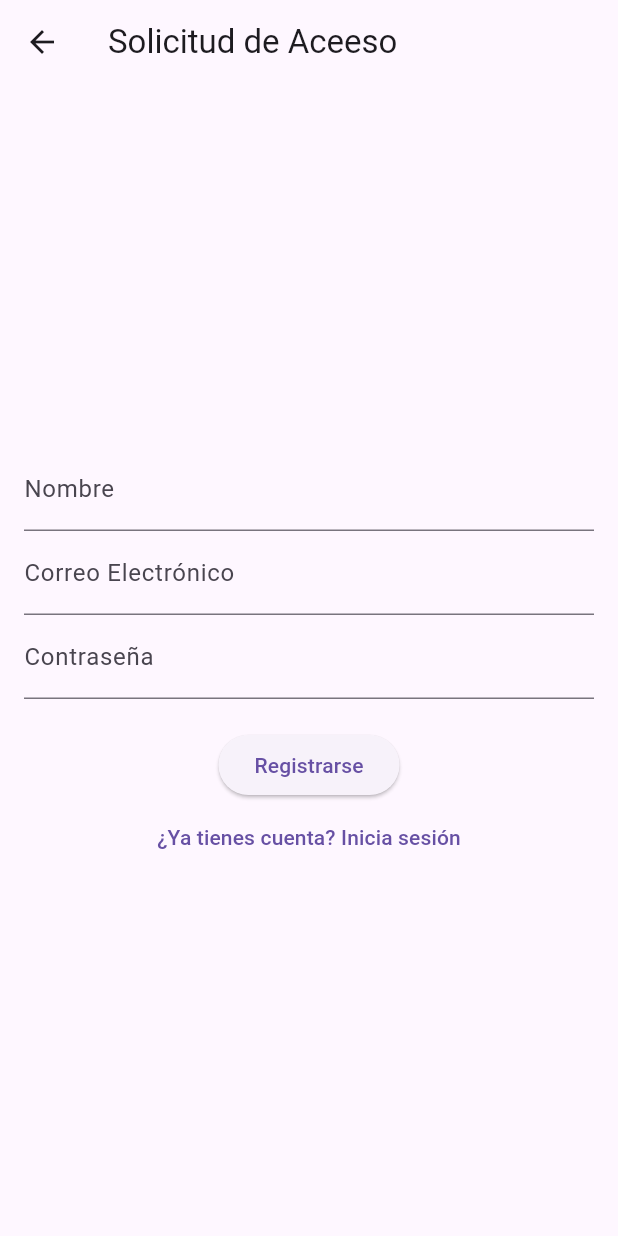
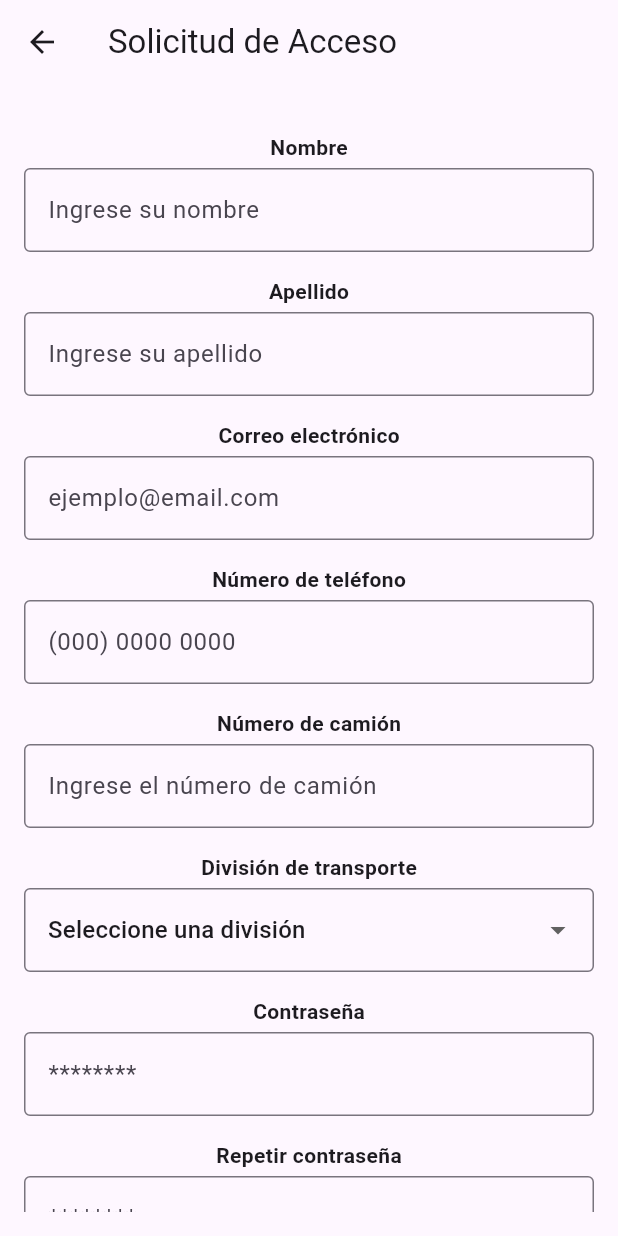
Before and after one commit to juniorsQ/florida_sand_gravel, a Flutter app: the RegisterScreen screen opened by its route, on a phone screen of 412 x 824 dp. Run offline on Flutter 3.47's test engine with Material 3 defaults, Android fonts, the light colour scheme and no system bars; our stand-ins replace bloc, dio, equatable, flutter_bloc.

Commit message:
register backend logic ok

```diff
--- a/lib/app.dart
+++ b/lib/app.dart
@@ -1,4 +1,5 @@
 import 'package:florida_sand_gravel/features/auth/data/repositories/register_repository.dart';
+import 'package:florida_sand_gravel/features/auth/presentation/screens/terms/terms_conditions.dart';
 import 'package:flutter/material.dart';
 import 'package:flutter_bloc/flutter_bloc.dart';
 import 'package:florida_sand_gravel/features/auth/presentation/screens/login_screen.dart';
@@ -31,6 +32,7 @@ class MyApp extends StatelessWidget {
         routes: {
           '/login': (context) => const LoginScreen(),
           '/register': (context) => const RegisterScreen(),
+          '/terms': (context) => TermsConditionsScreen(),
         },
       ),
     );
--- a/lib/features/auth/presentation/cubits/register/register_state.dart
+++ b/lib/features/auth/presentation/cubits/register/register_state.dart
@@ -1,19 +1,28 @@
-abstract class RegisterState {}
+import 'package:equatable/equatable.dart';
 
-class RegisterInitial extends RegisterState {
-    @override
+abstract class RegisterState extends Equatable {
+  @override
   List<Object?> get props => [];
 }
+
+class RegisterInitial extends RegisterState {}
 
 class RegisterLoading extends RegisterState {}
 
 class RegisterSuccess extends RegisterState {
+  final String message; // Opcional: Puedes agregar datos del usuario registrado
+
+  RegisterSuccess({this.message = "Registro exitoso"});
+
   @override
-  List<Object?> get props => [];
-  // Puedes agregar propiedades si es necesario
+  List<Object?> get props => [message];
 }
 
 class RegisterFailure extends RegisterState {
   final String error;
+
   RegisterFailure({required this.error});
+
+  @override
+  List<Object?> get props => [error];
 }
--- a/lib/features/auth/presentation/screens/register_screen.dart
+++ b/lib/features/auth/presentation/screens/register_screen.dart
@@ -1,36 +1,43 @@
-//import 'package:flutter/material.dart';
-import 'package:flutter/cupertino.dart';
+import 'package:florida_sand_gravel/features/auth/presentation/cubits/register/register_cubit.dart';
+import 'package:florida_sand_gravel/features/auth/presentation/cubits/register/register_state.dart';
 import 'package:flutter/material.dart';
 import 'package:flutter_bloc/flutter_bloc.dart';
-import 'package:florida_sand_gravel/features/auth/presentation/cubits/register/register_cubit.dart';
-import 'package:florida_sand_gravel/features/auth/presentation/cubits/register/register_state.dart';
+
 
 class RegisterScreen extends StatefulWidget {
   const RegisterScreen({super.key});
 
   @override
-  State<RegisterScreen> createState() => _RegisterScreenState();
+  _RegisterScreenState createState() => _RegisterScreenState();
 }
 
 class _RegisterScreenState extends State<RegisterScreen> {
+  final _formKey = GlobalKey<FormState>();
   final _nameController = TextEditingController();
+  final _lastNameController = TextEditingController();
   final _emailController = TextEditingController();
+  final _phoneController = TextEditingController();
+  final _truckNumberController = TextEditingController();
+  final _divisionController = TextEditingController();
   final _passwordController = TextEditingController();
+  final _repeatPasswordController = TextEditingController();
 
   @override
   Widget build(BuildContext context) {
-    return Scaffold(
-      appBar: AppBar(title: const Text('Solicitud de Aceeso')),
+    return BlocProvider(
+      create: (context) => RegisterCubit(),
+      child: Scaffold(
+        appBar: AppBar(title: Text('Solicitud de Acceso')),
         body: BlocConsumer<RegisterCubit, RegisterState>(
           listener: (context, state) {
             if (state is RegisterSuccess) {
               ScaffoldMessenger.of(context).showSnackBar(
-              const SnackBar(content: Text('Registro exitoso. Por favor, inicia sesión.')),
+                SnackBar(content: Text('Registro exitoso. ¡Inicia sesión ahora!')),
               );
-            Navigator.pop(context); // Volver a la pantalla de login
+              Navigator.pop(context);
             } else if (state is RegisterFailure) {
               ScaffoldMessenger.of(context).showSnackBar(
-              SnackBar(content: Text('Error al registrar: ${state.error}')),
+                SnackBar(content: Text('Error: ${state.error}')),
               );
             }
           },
@@ -38,46 +45,138 @@ class _RegisterScreenState extends State<RegisterScreen> {
             if (state is RegisterLoading) {
               return const Center(child: CircularProgressIndicator());
             }
+
             return Padding(
               padding: const EdgeInsets.all(16.0),
+              child: Form(
+                key: _formKey,
+                child: SingleChildScrollView(
                   child: Column(
-              mainAxisAlignment: MainAxisAlignment.center,
                     children: [
-                TextField(
-                  controller: _nameController,
-                  decoration: const InputDecoration(labelText: 'Nombre'),
-                ),
-                TextField(
-                  controller: _emailController,
-                  decoration: const InputDecoration(labelText: 'Correo Electrónico'),
-                ),
-                TextField(
-                  controller: _passwordController,
-                  obscureText: true,
-                  decoration: const InputDecoration(labelText: 'Contraseña'),
-                ),
+                      _buildTitle('Nombre'),
+                      _buildTextField(_nameController, 'Ingrese su nombre'),
+
+                      _buildTitle('Apellido'),
+                      _buildTextField(_lastNameController, 'Ingrese su apellido'),
+
+                      _buildTitle('Correo electrónico'),
+                      _buildTextField(_emailController, 'ejemplo@email.com'),
+
+                      _buildTitle('Número de teléfono'),
+                      _buildTextField(_phoneController, '(000) 0000 0000'),
+
+                      _buildTitle('Número de camión'),
+                      _buildTextField(_truckNumberController, 'Ingrese el número de camión'),
+
+                      _buildTitle('División de transporte'),
+                      _buildDropdown(),
+
+                      _buildTitle('Contraseña'),
+                      _buildTextField(_passwordController, '********', isPassword: true),
+
+                      _buildTitle('Repetir contraseña'),
+                      _buildTextField(_repeatPasswordController, '********', isPassword: true),
+
                       const SizedBox(height: 20),
-                ElevatedButton(
-                  onPressed: () {
-                    context.read<RegisterCubit>().register(
-                      _nameController.text,
-                      _emailController.text,
-                      _passwordController.text,
-                    );
-                  },
-                  child: const Text('Registrarse'),
-                ),
+                      _buildSubmitButton(context),
                       TextButton(
                         onPressed: () {
                           Navigator.pop(context);
                         },
                         child: const Text('¿Ya tienes cuenta? Inicia sesión'),
                       ),
+                      TextButton(
+                        onPressed: () {
+                          Navigator.pushNamed(context, '/terms');
+                        },
+                        child: const Text('Términos y condiciones'),
+                      ),
                     ],
+                  ),
+                ),
               ),
             );
           },
         ),
+      ),
+    );
+  }
+
+  Widget _buildTitle(String text) {
+    return Padding(
+      padding: const EdgeInsets.only(top: 16.0, bottom: 4.0),
+      child: Text(
+        text,
+        style: TextStyle(fontWeight: FontWeight.bold),
+      ),
+    );
+  }
+
+  Widget _buildTextField(TextEditingController controller, String hint, {bool isPassword = false}) {
+    return TextFormField(
+      controller: controller,
+      decoration: InputDecoration(
+        hintText: hint,
+        border: OutlineInputBorder(),
+      ),
+      obscureText: isPassword,
+      validator: (value) => value!.isEmpty ? 'Este campo es obligatorio' : null,
+    );
+  }
+
+ String selectedDivision = "0"; //  Valor predeterminado
+
+Widget _buildDropdown() {
+  List<Map<String, dynamic>> divisions = [
+    {"id": 0, "name": "Seleccione una división"},
+    {"id": 1, "name": "División 1"},
+    {"id": 2, "name": "División 2"},
+    {"id": 3, "name": "División 3"},
+    {"id": 4, "name": "División 4"},
+    {"id": 5, "name": "División 5"},
+  ];
+
+  return DropdownButtonFormField<String>(
+    decoration: InputDecoration(border: OutlineInputBorder()),
+    value: selectedDivision,
+    items: divisions.map((division) {
+      return DropdownMenuItem(
+        value: division["id"].toString(),
+        child: Text(division["name"]),
+      );
+    }).toList(),
+    onChanged: (value) {
+      setState(() {
+        selectedDivision = value!;
+        _divisionController.text = selectedDivision; // ✅ Guardar el valor en el controlador
+      });
+    },
+    validator: (value) => value == 0 ? "Debe elegir una división" : null,
+  );
+}
+
+  Widget _buildSubmitButton(BuildContext context) {
+    final cubit = context.read<RegisterCubit>();
+
+    return SizedBox(
+      width: double.infinity,
+      child: ElevatedButton(
+        onPressed: () {
+          if (_formKey.currentState!.validate()) {
+            cubit.register(
+              name: _nameController.text,
+              lastName: _lastNameController.text,
+              email: _emailController.text,
+              phoneNumber: _phoneController.text,
+              truckNumber: _truckNumberController.text,
+              transportDivisionId: int.parse(_divisionController.text) ,
+              password: _passwordController.text,
+              repeatPassword: _repeatPasswordController.text,
+            );
+          }
+        },
+        child: Text('Solicitar acceso'),
+      ),
     );
   }
 }
```
Also changed, not shown: lib/features/auth/data/repositories/register_repository.dart (+18 -2 lines), lib/features/auth/presentation/cubits/register/register_cubit.dart (+22 -4 lines), lib/features/auth/presentation/cubits/terms_coditions/terms_conditions_cubit.dart (added, +17 -0 lines), lib/features/auth/presentation/cubits/terms_coditions/terms_conditions_state.dart (added, +9 -0 lines), lib/features/auth/presentation/screens/terms/terms_conditions.dart (added, +139 -0 lines). Lines whose indentation alone changed are shown as unchanged.
